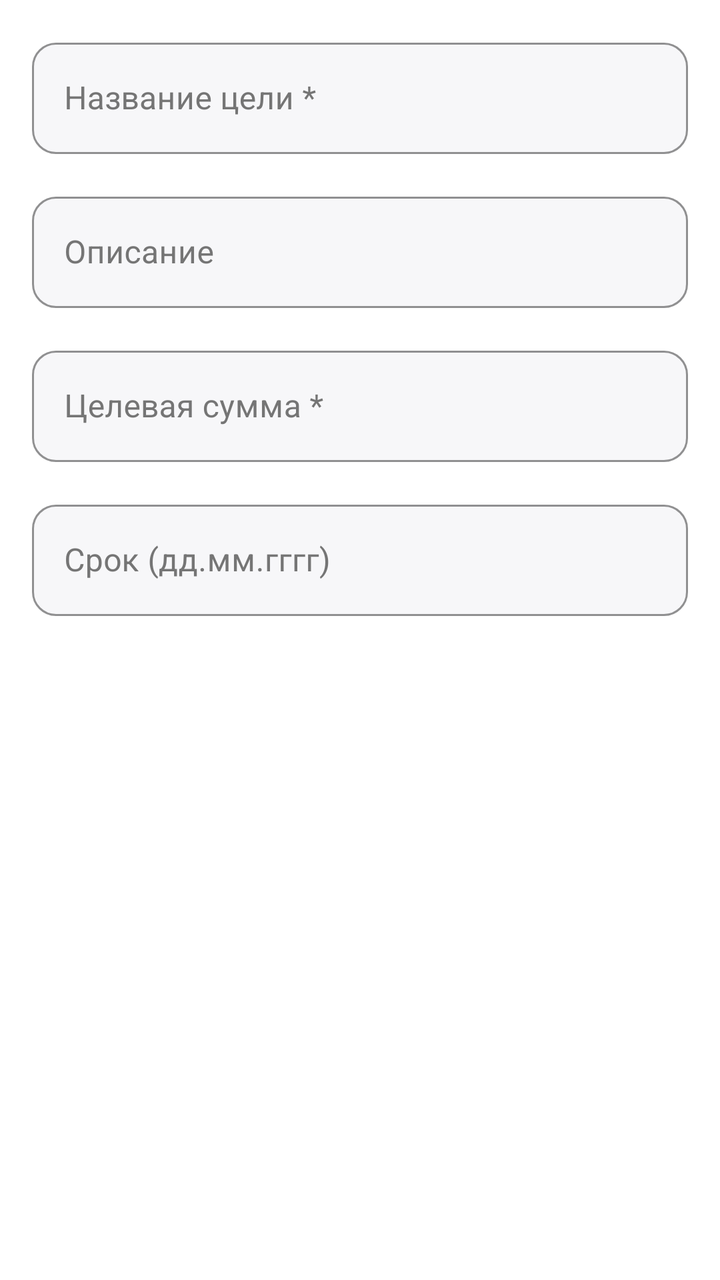
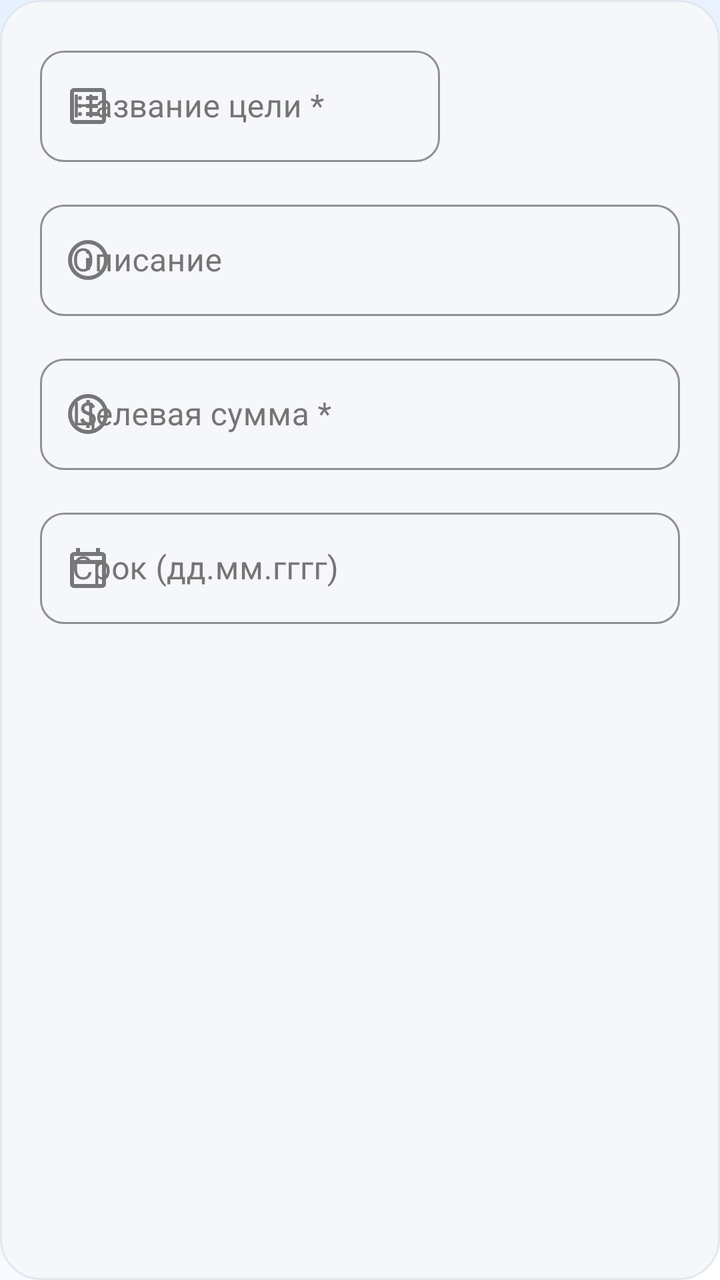

Before-and-after screenshots of an Android layout around one commit, followed by the original layout XML and the change that was made.
<!-- AndroidManifest.xml: application theme Theme.Capital -->
<!-- res/layout/dialog_goal_edit.xml -->
<?xml version="1.0" encoding="utf-8"?>
<LinearLayout xmlns:android="http://schemas.android.com/apk/res/android"
    xmlns:app="http://schemas.android.com/apk/res-auto"
    android:layout_width="match_parent"
    android:layout_height="wrap_content"
    android:orientation="vertical"
    android:padding="16dp"
    android:background="@color/surface_main">

    <com.google.android.material.textfield.TextInputLayout
        android:layout_width="match_parent"
        android:layout_height="wrap_content"
        android:layout_marginBottom="16dp"
        app:boxBackgroundColor="@color/input_background"
        app:boxCornerRadiusBottomEnd="12dp"
        app:boxCornerRadiusBottomStart="12dp"
        app:boxCornerRadiusTopEnd="12dp"
        app:boxCornerRadiusTopStart="12dp"
        app:hintTextColor="@color/text_main_secondary"
        app:boxStrokeColor="@color/border_light">

        <com.google.android.material.textfield.TextInputEditText
            android:id="@+id/titleInput"
            android:layout_width="match_parent"
            android:layout_height="wrap_content"
            android:hint="Название цели *"
            android:maxLines="1"
            android:textColor="@color/text_main_primary"
            android:textColorHint="@color/text_main_secondary"/>

    </com.google.android.material.textfield.TextInputLayout>

    <com.google.android.material.textfield.TextInputLayout
        android:layout_width="match_parent"
        android:layout_height="wrap_content"
        android:layout_marginBottom="16dp"
        app:boxBackgroundColor="@color/input_background"
        app:boxCornerRadiusBottomEnd="12dp"
        app:boxCornerRadiusBottomStart="12dp"
        app:boxCornerRadiusTopEnd="12dp"
        app:boxCornerRadiusTopStart="12dp"
        app:hintTextColor="@color/text_main_secondary"
        app:boxStrokeColor="@color/border_light">

        <com.google.android.material.textfield.TextInputEditText
            android:id="@+id/descriptionInput"
            android:layout_width="match_parent"
            android:layout_height="wrap_content"
            android:hint="Описание"
            android:maxLines="3"
            android:textColor="@color/text_main_primary"
            android:textColorHint="@color/text_main_secondary"/>

    </com.google.android.material.textfield.TextInputLayout>

    <com.google.android.material.textfield.TextInputLayout
        android:layout_width="match_parent"
        android:layout_height="wrap_content"
        android:layout_marginBottom="16dp"
        app:boxBackgroundColor="@color/input_background"
        app:boxCornerRadiusBottomEnd="12dp"
        app:boxCornerRadiusBottomStart="12dp"
        app:boxCornerRadiusTopEnd="12dp"
        app:boxCornerRadiusTopStart="12dp"
        app:hintTextColor="@color/text_main_secondary"
        app:boxStrokeColor="@color/border_light">

        <com.google.android.material.textfield.TextInputEditText
            android:id="@+id/targetAmountInput"
            android:layout_width="match_parent"
            android:layout_height="wrap_content"
            android:hint="Целевая сумма *"
            android:inputType="numberDecimal"
            android:textColor="@color/text_main_primary"
            android:textColorHint="@color/text_main_secondary"/>

    </com.google.android.material.textfield.TextInputLayout>

    <com.google.android.material.textfield.TextInputLayout
        android:layout_width="match_parent"
        android:layout_height="wrap_content"
        app:boxBackgroundColor="@color/input_background"
        app:boxCornerRadiusBottomEnd="12dp"
        app:boxCornerRadiusBottomStart="12dp"
        app:boxCornerRadiusTopEnd="12dp"
        app:boxCornerRadiusTopStart="12dp"
        app:hintTextColor="@color/text_main_secondary"
        app:boxStrokeColor="@color/border_light">

        <com.google.android.material.textfield.TextInputEditText
            android:id="@+id/deadlineInput"
            android:layout_width="match_parent"
            android:layout_height="wrap_content"
            android:hint="Срок (дд.мм.гггг)"
            android:inputType="date"
            android:textColor="@color/text_main_primary"
            android:textColorHint="@color/text_main_secondary"/>

    </com.google.android.material.textfield.TextInputLayout>

</LinearLayout>
<!-- resources referenced by this layout -->
<resources>
  <color name="input_background">#F7F7F9</color>
  <color name="surface_main">#FFFFFF</color>
  <!-- unchanged entries left out for length: 17 -->
</resources>

<!-- the commit's change to res/layout/dialog_goal_edit.xml (unified diff, before → after) -->
@@ -4,20 +4,22 @@
     android:layout_width="match_parent"
     android:layout_height="wrap_content"
     android:orientation="vertical"
-    android:padding="16dp"
-    android:background="@color/surface_main">
+    android:padding="20dp"
+    android:background="@drawable/dialog_background">
 
     <com.google.android.material.textfield.TextInputLayout
-        android:layout_width="match_parent"
+        android:layout_width="200sp"
         android:layout_height="wrap_content"
         android:layout_marginBottom="16dp"
-        app:boxBackgroundColor="@color/input_background"
+        app:boxBackgroundMode="outline"
         app:boxCornerRadiusBottomEnd="12dp"
         app:boxCornerRadiusBottomStart="12dp"
         app:boxCornerRadiusTopEnd="12dp"
         app:boxCornerRadiusTopStart="12dp"
         app:hintTextColor="@color/text_main_secondary"
-        app:boxStrokeColor="@color/border_light">
+        app:boxStrokeColor="@color/border_light"
+        app:endIconMode="clear_text"
+        app:startIconDrawable="@drawable/ic_title">
 
         <com.google.android.material.textfield.TextInputEditText
             android:id="@+id/titleInput"
@@ -34,13 +36,14 @@
         android:layout_width="match_parent"
         android:layout_height="wrap_content"
         android:layout_marginBottom="16dp"
-        app:boxBackgroundColor="@color/input_background"
+        app:boxBackgroundMode="outline"
         app:boxCornerRadiusBottomEnd="12dp"
         app:boxCornerRadiusBottomStart="12dp"
         app:boxCornerRadiusTopEnd="12dp"
         app:boxCornerRadiusTopStart="12dp"
         app:hintTextColor="@color/text_main_secondary"
-        app:boxStrokeColor="@color/border_light">
+        app:boxStrokeColor="@color/border_light"
+        app:startIconDrawable="@drawable/ic_description">
 
         <com.google.android.material.textfield.TextInputEditText
             android:id="@+id/descriptionInput"
@@ -57,13 +60,15 @@
         android:layout_width="match_parent"
         android:layout_height="wrap_content"
         android:layout_marginBottom="16dp"
-        app:boxBackgroundColor="@color/input_background"
+        app:boxBackgroundMode="outline"
         app:boxCornerRadiusBottomEnd="12dp"
         app:boxCornerRadiusBottomStart="12dp"
         app:boxCornerRadiusTopEnd="12dp"
         app:boxCornerRadiusTopStart="12dp"
         app:hintTextColor="@color/text_main_secondary"
-        app:boxStrokeColor="@color/border_light">
+        app:boxStrokeColor="@color/border_light"
+        app:startIconDrawable="@drawable/ic_money"
+        app:endIconMode="clear_text">
 
         <com.google.android.material.textfield.TextInputEditText
             android:id="@+id/targetAmountInput"
@@ -79,13 +84,14 @@
     <com.google.android.material.textfield.TextInputLayout
         android:layout_width="match_parent"
         android:layout_height="wrap_content"
-        app:boxBackgroundColor="@color/input_background"
+        app:boxBackgroundMode="outline"
         app:boxCornerRadiusBottomEnd="12dp"
         app:boxCornerRadiusBottomStart="12dp"
         app:boxCornerRadiusTopEnd="12dp"
         app:boxCornerRadiusTopStart="12dp"
         app:hintTextColor="@color/text_main_secondary"
-        app:boxStrokeColor="@color/border_light">
+        app:boxStrokeColor="@color/border_light"
+        app:startIconDrawable="@drawable/ic_calendar">
 
         <com.google.android.material.textfield.TextInputEditText
             android:id="@+id/deadlineInput"
<!-- resource entries referenced after the edit -->
@@ -1,7 +1,54 @@
 <!-- resources referenced by this layout -->
 <resources>
-  <color name="input_background">#F7F7F9</color>
-  <color name="surface_main">#FFFFFF</color>
+  <!-- drawable dialog_background (drawable) -->
+  <?xml version="1.0" encoding="utf-8"?>
+  <shape xmlns:android="http://schemas.android.com/apk/res/android">
+      <solid android:color="@color/background" />
+      <corners android:radius="20dp" />
+      <stroke
+          android:width="1dp"
+          android:color="@color/border_light" />
+  </shape>
+  <!-- drawable ic_calendar (drawable) -->
+  <vector xmlns:android="http://schemas.android.com/apk/res/android"
+      android:width="24dp"
+      android:height="24dp"
+      android:viewportWidth="960"
+      android:viewportHeight="960"
+      android:tint="?attr/colorControlNormal">
+      <path
+          android:fillColor="@android:color/white"
+          android:pathData="M200,880Q167,880 143.5,856.5Q120,833 120,800L120,240Q120,207 143.5,183.5Q167,160 200,160L240,160L240,80L320,80L320,160L640,160L640,80L720,80L720,160L760,160Q793,160 816.5,183.5Q840,207 840,240L840,800Q840,833 816.5,856.5Q793,880 760,880L200,880ZM200,800L760,800Q760,800 760,800Q760,800 760,800L760,400L200,400L200,800Q200,800 200,800Q200,800 200,800ZM200,320L760,320L760,240Q760,240 760,240Q760,240 760,240L200,240Q200,240 200,240Q200,240 200,240L200,320ZM200,320L200,240Q200,240 200,240Q200,240 200,240L200,240Q200,240 200,240Q200,240 200,240L200,320Z"/>
+  </vector>
+  <!-- drawable ic_description (drawable) -->
+  <vector xmlns:android="http://schemas.android.com/apk/res/android"
+      android:width="24dp"
+      android:height="24dp"
+      android:viewportWidth="960"
+      android:viewportHeight="960"
+      android:tint="?attr/colorControlNormal">
+      <path
+          android:fillColor="@android:color/white"
+          android:pathData="M440,680L520,680L520,440L440,440L440,680ZM480,360Q497,360 508.5,348.5Q520,337 520,320Q520,303 508.5,291.5Q497,280 480,280Q463,280 451.5,291.5Q440,303 440,320Q440,337 451.5,348.5Q463,360 480,360ZM480,880Q397,880 324,848.5Q251,817 197,763Q143,709 111.5,636Q80,563 80,480Q80,397 111.5,324Q143,251 197,197Q251,143 324,111.5Q397,80 480,80Q563,80 636,111.5Q709,143 763,197Q817,251 848.5,324Q880,397 880,480Q880,563 848.5,636Q817,709 763,763Q709,817 636,848.5Q563,880 480,880ZM480,800Q614,800 707,707Q800,614 800,480Q800,346 707,253Q614,160 480,160Q346,160 253,253Q160,346 160,480Q160,614 253,707Q346,800 480,800ZM480,480Q480,480 480,480Q480,480 480,480Q480,480 480,480Q480,480 480,480Q480,480 480,480Q480,480 480,480Q480,480 480,480Q480,480 480,480Z"/>
+  </vector>
+  <!-- drawable ic_money (drawable) -->
+  <vector xmlns:android="http://schemas.android.com/apk/res/android"
+      android:width="24dp"
+      android:height="24dp"
+      android:viewportWidth="960"
+      android:viewportHeight="960"
+      android:tint="?attr/colorControlNormal">
+      <path
+          android:fillColor="@android:color/white"
+          android:pathData="M444,760L514,760L514,710Q564,701 600,671Q636,641 636,582Q636,540 612,505Q588,470 516,444Q456,424 433,409Q410,394 410,368Q410,342 428.5,327Q447,312 482,312Q514,312 532,327.5Q550,343 558,366L622,340Q611,305 581.5,279Q552,253 516,250L516,200L446,200L446,250Q396,261 368,294Q340,327 340,368Q340,415 367.5,444Q395,473 454,494Q517,517 541.5,535Q566,553 566,582Q566,615 542.5,630.5Q519,646 486,646Q453,646 427.5,625.5Q402,605 390,564L324,590Q338,638 367.5,667.5Q397,697 444,708L444,760ZM480,880Q397,880 324,848.5Q251,817 197,763Q143,709 111.5,636Q80,563 80,480Q80,397 111.5,324Q143,251 197,197Q251,143 324,111.5Q397,80 480,80Q563,80 636,111.5Q709,143 763,197Q817,251 848.5,324Q880,397 880,480Q880,563 848.5,636Q817,709 763,763Q709,817 636,848.5Q563,880 480,880ZM480,800Q614,800 707,707Q800,614 800,480Q800,346 707,253Q614,160 480,160Q346,160 253,253Q160,346 160,480Q160,614 253,707Q346,800 480,800ZM480,480Q480,480 480,480Q480,480 480,480Q480,480 480,480Q480,480 480,480Q480,480 480,480Q480,480 480,480Q480,480 480,480Q480,480 480,480Z"/>
+  </vector>
+  <!-- drawable ic_title (drawable) -->
+  <?xml version="1.0"?>
+      <vector android:autoMirrored="true" android:tint="?attr/colorControlNormal" android:viewportHeight="960" android:viewportWidth="960" android:height="24dp" android:width="24dp" xmlns:android="http://schemas.android.com/apk/res/android">
+  
+      <path android:pathData="M320,680Q337,680 348.5,668.5Q360,657 360,640Q360,623 348.5,611.5Q337,600 320,600Q303,600 291.5,611.5Q280,623 280,640Q280,657 291.5,668.5Q303,680 320,680ZM320,520Q337,520 348.5,508.5Q360,497 360,480Q360,463 348.5,451.5Q337,440 320,440Q303,440 291.5,451.5Q280,463 280,480Q280,497 291.5,508.5Q303,520 320,520ZM320,360Q337,360 348.5,348.5Q360,337 360,320Q360,303 348.5,291.5Q337,280 320,280Q303,280 291.5,291.5Q280,303 280,320Q280,337 291.5,348.5Q303,360 320,360ZM440,680L680,680L680,600L440,600L440,680ZM440,520L680,520L680,440L440,440L440,520ZM440,360L680,360L680,280L440,280L440,360ZM200,840Q167,840 143.5,816.5Q120,793 120,760L120,200Q120,167 143.5,143.5Q167,120 200,120L760,120Q793,120 816.5,143.5Q840,167 840,200L840,760Q840,793 816.5,816.5Q793,840 760,840L200,840ZM200,760L760,760Q760,760 760,760Q760,760 760,760L760,200Q760,200 760,200Q760,200 760,200L200,200Q200,200 200,200Q200,200 200,200L200,760Q200,760 200,760Q200,760 200,760ZM200,200L200,200Q200,200 200,200Q200,200 200,200L200,760Q200,760 200,760Q200,760 200,760L200,760Q200,760 200,760Q200,760 200,760L200,200Q200,200 200,200Q200,200 200,200Z" android:fillColor="@android:color/white"/>
+  
+  </vector>
   <!-- unchanged entries left out for length: 17 -->
 </resources>
 
